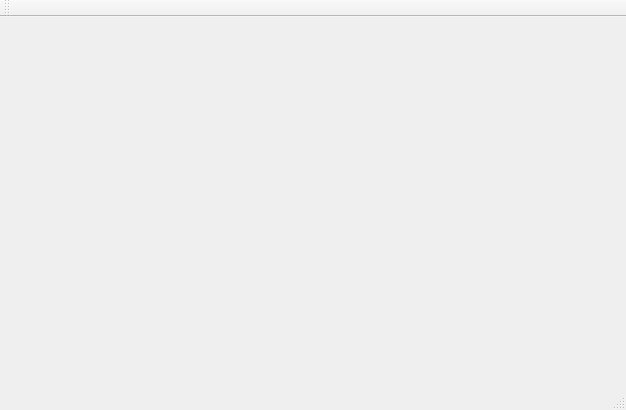
The window that DataVisualization/MainWindow.ui (highflyers/highflyers-data-visualization) describes before a commit, drawn with Qt 5.
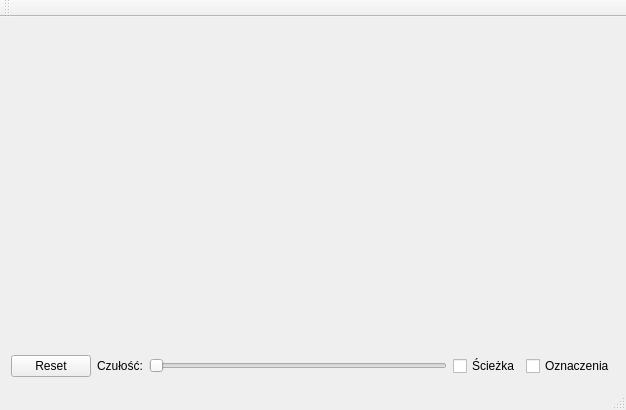
The same window after the commit. Custom widgets are drawn as their Qt base class.

Commit message: Added reset button

```diff
--- a/DataVisualization/MainWindow.ui
+++ b/DataVisualization/MainWindow.ui
@@ -14,18 +14,47 @@
    <string>MainWindow</string>
   </property>
   <widget class="QWidget" name="centralWidget">
-   <layout class="QHBoxLayout" name="horizontalLayout">
-    <item>
-     <widget class="MapWidget" name="output" native="true">
-      <property name="sizePolicy">
-       <sizepolicy hsizetype="Expanding" vsizetype="Expanding">
-        <horstretch>0</horstretch>
-        <verstretch>0</verstretch>
-       </sizepolicy>
-      </property>
-     </widget>
+   <layout class="QGridLayout" name="gridLayout">
+    <item row="2" column="0" colspan="2">
+     <layout class="QHBoxLayout" name="horizontalLayout">
+      <item>
+       <widget class="QPushButton" name="pushButton">
+        <property name="text">
+         <string>Reset</string>
+        </property>
+       </widget>
+      </item>
+      <item>
+       <widget class="QLabel" name="label">
+        <property name="text">
+         <string>Czułość:</string>
+        </property>
+       </widget>
+      </item>
+      <item>
+       <widget class="QSlider" name="horizontalSlider">
+        <property name="orientation">
+         <enum>Qt::Horizontal</enum>
+        </property>
+       </widget>
+      </item>
+      <item>
+       <widget class="QCheckBox" name="checkBox">
+        <property name="text">
+         <string>Ścieżka</string>
+        </property>
+       </widget>
+      </item>
+      <item>
+       <widget class="QCheckBox" name="checkBox_2">
+        <property name="text">
+         <string>Oznaczenia</string>
+        </property>
+       </widget>
+      </item>
+     </layout>
     </item>
-    <item>
+    <item row="0" column="1">
      <widget class="QWidget" name="statusWidget" native="true">
       <property name="sizePolicy">
        <sizepolicy hsizetype="Minimum" vsizetype="Preferred">
@@ -110,6 +139,16 @@
       </layout>
      </widget>
     </item>
+    <item row="0" column="0">
+     <widget class="MapWidget" name="output" native="true">
+      <property name="sizePolicy">
+       <sizepolicy hsizetype="Expanding" vsizetype="Expanding">
+        <horstretch>0</horstretch>
+        <verstretch>0</verstretch>
+       </sizepolicy>
+      </property>
+     </widget>
+    </item>
    </layout>
   </widget>
   <widget class="QMenuBar" name="menuBar">
```
The commit also changes 10 other files.
